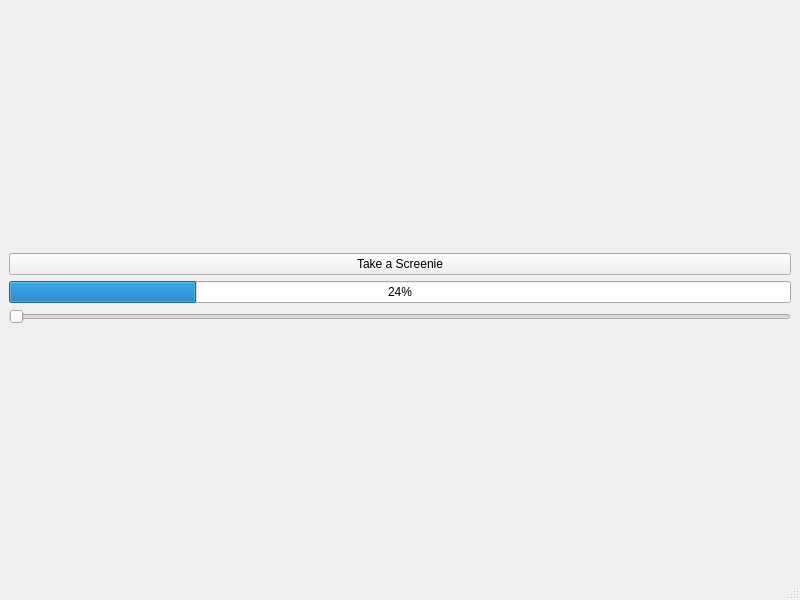
Harmonised7/qt-projects, file runey_bot_mk1/mainwindow.ui: the form before one commit.
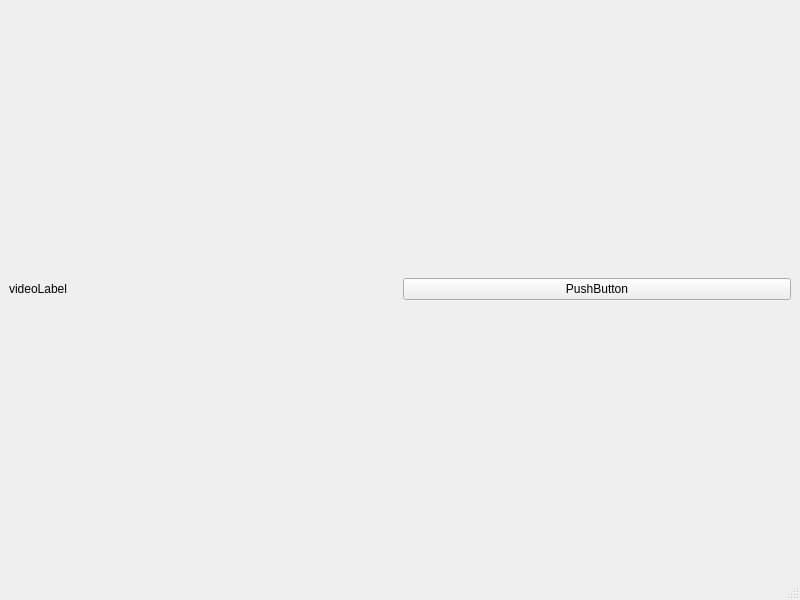
The form after the commit.

Commit message: Screenshot n Rectangle!

Patch:
```diff
--- a/runey_bot_mk1/mainwindow.ui
+++ b/runey_bot_mk1/mainwindow.ui
@@ -14,29 +14,32 @@
    <string>MainWindow</string>
   </property>
   <widget class="QWidget" name="centralwidget">
-   <layout class="QVBoxLayout" name="verticalLayout_2">
+   <layout class="QHBoxLayout" name="horizontalLayout">
     <item>
-     <layout class="QVBoxLayout" name="verticalLayout">
+     <widget class="QLabel" name="videoLabel">
+      <property name="text">
+       <string>videoLabel</string>
+      </property>
+      <property name="scaledContents">
+       <bool>true</bool>
+      </property>
+     </widget>
+    </item>
+    <item>
+     <layout class="QVBoxLayout" name="verticalLayout_4">
       <item>
-       <widget class="QPushButton" name="screenshotButton2">
-        <property name="text">
-         <string>Take a Screenie</string>
-        </property>
-       </widget>
+       <layout class="QVBoxLayout" name="verticalLayout_3">
+        <item>
+         <widget class="QPushButton" name="pushButton">
+          <property name="text">
+           <string>PushButton</string>
+          </property>
+         </widget>
+        </item>
+       </layout>
       </item>
       <item>
-       <widget class="QProgressBar" name="progressBar">
-        <property name="value">
-         <number>24</number>
-        </property>
-       </widget>
-      </item>
-      <item>
-       <widget class="QSlider" name="horizontalSlider">
-        <property name="orientation">
-         <enum>Qt::Horizontal</enum>
-        </property>
-       </widget>
+       <layout class="QVBoxLayout" name="verticalLayout_6"/>
       </item>
      </layout>
     </item>
```
Left out of the diff: 19 changed lines with no effect on the pictures. The commit also changes 11 other files.
